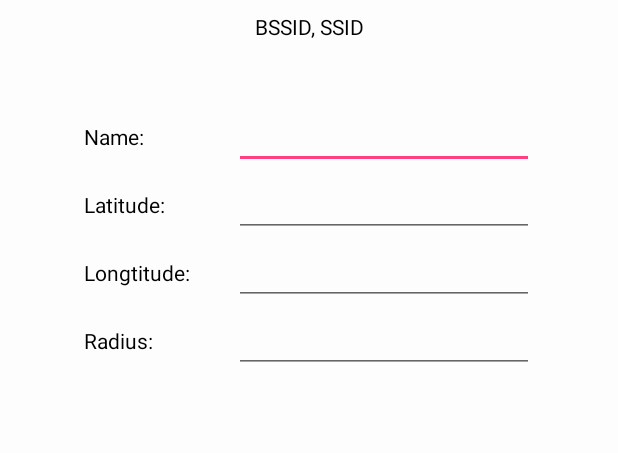
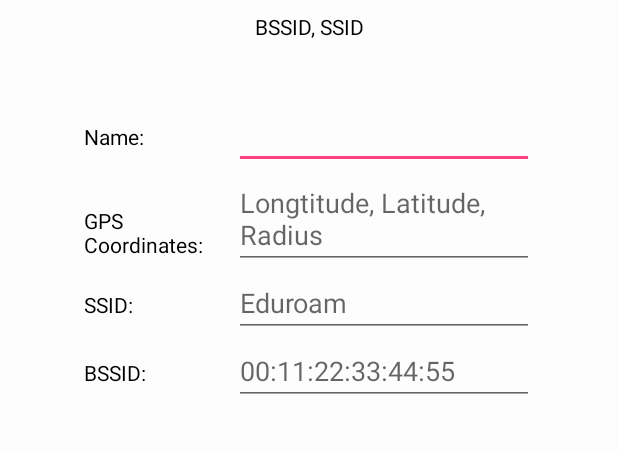
Before and after one commit to Gisson/LocMess, an Android app: the AddLocationActivity screen opened directly, with no data from a screen before it, on a phone screen of 412 x 824 dp, the part 240-693 px from its top. Run offline under Robolectric (Android 15) with nearby library versions, the phone set to English and light mode, and no system bars.

Commit message:
Add Location User input
The user inputs the location him/herself

```diff
--- a/android-project/app/src/main/java/pt/ulisboa/tecnico/ist/cmu/locmess/AddLocationActivity.java
+++ b/android-project/app/src/main/java/pt/ulisboa/tecnico/ist/cmu/locmess/AddLocationActivity.java
@@ -10,7 +10,7 @@ import android.widget.EditText;
 
 public class AddLocationActivity extends AppCompatActivity {
 
-    EditText nameEt, latEt, lonEt, radiusEt;
+    EditText nameEt, gpsEt, ssidEt, bssidEt;
 
     @Override
     protected void onCreate(@Nullable Bundle savedInstanceState) {
@@ -22,9 +22,9 @@ public class AddLocationActivity extends AppCompatActivity {
         setContentView(R.layout.activity_add_location);
 
         nameEt = (EditText) findViewById(R.id.name_et);
-        latEt = (EditText) findViewById(R.id.lat_et);
-        lonEt = (EditText) findViewById(R.id.lon_et);
-        radiusEt = (EditText) findViewById(R.id.radius_et);
+        gpsEt = (EditText) findViewById(R.id.gps_coords_et);
+        ssidEt = (EditText) findViewById(R.id.ssid_et);
+        bssidEt = (EditText) findViewById(R.id.bssid_et);
     }
 
     @Override
@@ -41,9 +41,9 @@ public class AddLocationActivity extends AppCompatActivity {
             //here go back to locations and get data
             Intent i = new Intent(AddLocationActivity.this, LocationsMenuActivity.class);
             i.putExtra("name", nameEt.getText().toString());
-            i.putExtra("lat", latEt.getText().toString());
-            i.putExtra("lon", lonEt.getText().toString());
-            i.putExtra("radius", radiusEt.getText().toString());
+            i.putExtra("gps", gpsEt.getText().toString());
+            i.putExtra("ssid", ssidEt.getText().toString());
+            i.putExtra("bssid", bssidEt.getText().toString());
             i.addFlags(Intent.FLAG_ACTIVITY_CLEAR_TOP);
             i.addFlags(Intent.FLAG_ACTIVITY_NEW_TASK);
             startActivity(i);
--- a/android-project/app/src/main/res/layout/activity_add_location.xml
+++ b/android-project/app/src/main/res/layout/activity_add_location.xml
@@ -39,42 +39,61 @@
 
         <EditText
             android:inputType="text"
+            android:imeOptions="actionNext"
             android:id="@+id/name_et"
             android:layout_width="200dp"
             android:layout_height="wrap_content"/>
 
         <TextView
-            android:text="@string/latitude"
+            android:text="@string/gps_coordinates"
             android:layout_width="100dp"
             android:layout_height="wrap_content"/>
 
         <EditText
+            android:hint="@string/gps_et_hint"
+            android:imeOptions="actionNext"
             android:inputType="numberDecimal"
-            android:id="@+id/lat_et"
+            android:digits="0123456789,."
+            android:id="@+id/gps_coords_et"
             android:layout_width="200dp"
             android:layout_height="wrap_content"/>
 
         <TextView
-            android:text="@string/longtitude"
+            android:text="@string/ssid"
             android:layout_width="100dp"
             android:layout_height="wrap_content"/>
 
         <EditText
-            android:inputType="numberDecimal"
-            android:id="@+id/lon_et"
+            android:hint="@string/ssid_et_hint"
+            android:imeOptions="actionNext"
+            android:inputType="text"
+            android:id="@+id/ssid_et"
             android:layout_width="200dp"
             android:layout_height="wrap_content"/>
 
         <TextView
-            android:text="@string/radius"
+            android:text="@string/bssid"
             android:layout_width="100dp"
             android:layout_height="wrap_content"/>
 
         <EditText
-            android:inputType="number"
-            android:id="@+id/radius_et"
+            android:hint="@string/bssid_et_hint"
+            android:imeOptions="actionDone"
+            android:inputType="text"
+            android:id="@+id/bssid_et"
             android:layout_width="200dp"
             android:layout_height="wrap_content"/>
+
+        <!--<TextView-->
+            <!--android:text="@string/radius"-->
+            <!--android:layout_width="100dp"-->
+            <!--android:layout_height="wrap_content"/>-->
+
+        <!--<EditText-->
+            <!--android:inputType="number"-->
+            <!--android:id="@+id/radius_et"-->
+            <!--android:layout_width="200dp"-->
+            <!--android:layout_height="wrap_content"/>-->
 
     </GridLayout>
 
--- a/android-project/app/src/main/res/values/strings.xml
+++ b/android-project/app/src/main/res/values/strings.xml
@@ -23,4 +23,10 @@
     <string name="longtitude">Longtitude:</string>
     <string name="radius">Radius:</string>
     <string name="title_activity_edit_policy">Edit Policy</string>
+    <string name="gps_coordinates">GPS Coordinates:</string>
+    <string name="ssid">SSID:</string>
+    <string name="bssid">BSSID:</string>
+    <string name="gps_et_hint">Longtitude, Latitude, Radius</string>
+    <string name="ssid_et_hint">Eduroam</string>
+    <string name="bssid_et_hint">00:11:22:33:44:55</string>
 </resources>
```
Also changed, not shown: 2 other files.
